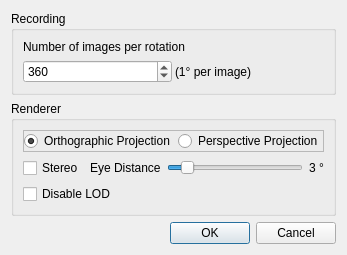
Before: the Qt Designer form ImageVis3D/UI/UI/MIPRotDialog.ui in SCIInstitute/ImageVis3D, drawn with Qt 5.
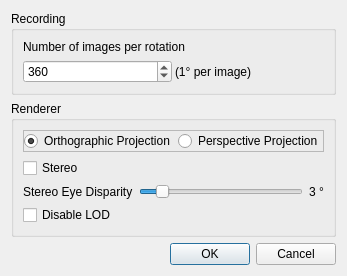
After: the same form once the commit is applied.

Commit message: finished "eye-disparity" settings from MIP rotations

Patch:
```diff
--- a/ImageVis3D/UI/UI/MIPRotDialog.ui
+++ b/ImageVis3D/UI/UI/MIPRotDialog.ui
@@ -5,8 +5,8 @@
    <rect>
     <x>0</x>
     <y>0</y>
-    <width>310</width>
-    <height>238</height>
+    <width>314</width>
+    <height>262</height>
    </rect>
   </property>
   <property name="windowTitle" >
@@ -111,6 +111,13 @@
         </layout>
        </widget>
       </item>
+      <item>
+       <widget class="QCheckBox" name="checkBox_Stereo" >
+        <property name="text" >
+         <string>Stereo</string>
+        </property>
+       </widget>
+      </item>
       <item>
        <widget class="QFrame" name="frame_3" >
         <property name="frameShape" >
@@ -126,17 +133,10 @@
          <property name="margin" >
           <number>0</number>
          </property>
-         <item>
-          <widget class="QCheckBox" name="checkBox_Stereo" >
-           <property name="text" >
-            <string>Stereo</string>
-           </property>
-          </widget>
-         </item>
          <item>
           <widget class="QLabel" name="label_2" >
            <property name="text" >
-            <string>Eye Distance</string>
+            <string>Stereo Eye Disparity</string>
            </property>
           </widget>
          </item>
```
The commit also changes 2 other files.
